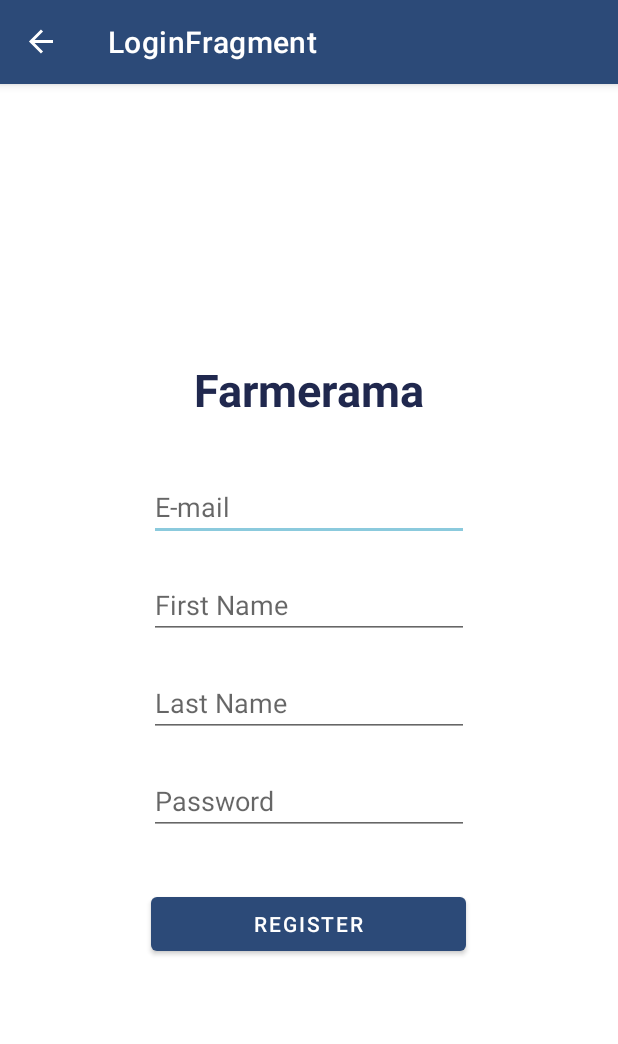
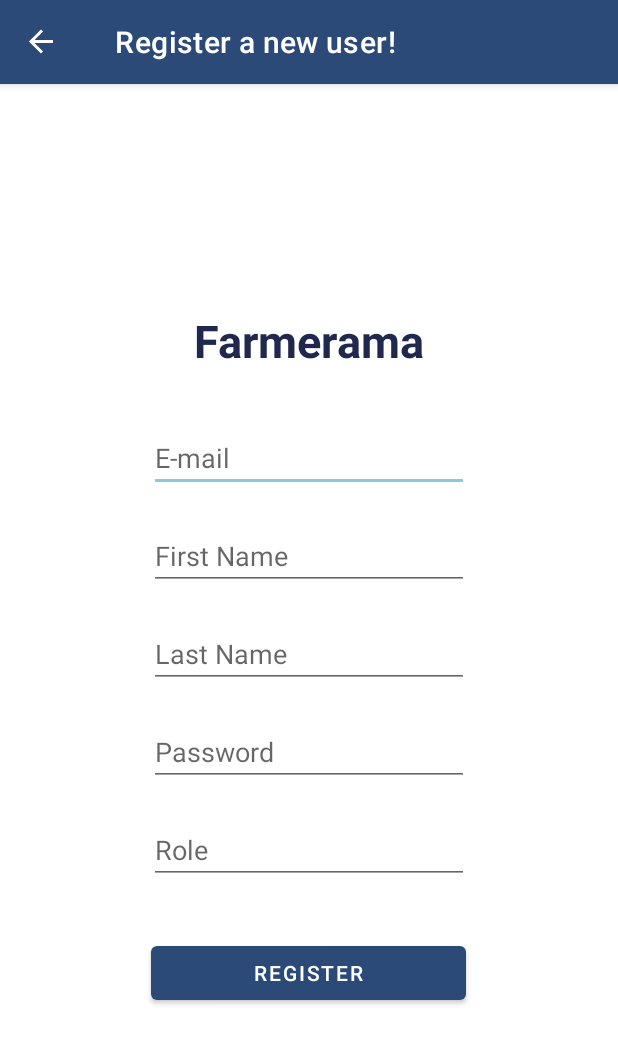
Before and after one commit to HolaSombreros/SEP4, an Android app: the RegisterFragment screen opened through its navigation route, after a tap on "REGISTER", on a phone screen of 412 x 824 dp. Shown: the top 1044 px of the screen. Run offline under Robolectric (Android 15) with nearby library versions, the light colour scheme and no system bars; our stand-ins replace navigation-ui.

Commit message:
Validation for login and register

```diff
--- a/AND/app/src/main/java/com/example/farmerama/domainlayer/LoginViewModel.java
+++ b/AND/app/src/main/java/com/example/farmerama/domainlayer/LoginViewModel.java
@@ -6,6 +6,7 @@ import androidx.lifecycle.ViewModel;
 
 import com.example.farmerama.datalayer.model.User;
 import com.example.farmerama.datalayer.repository.UserRepository;
+import com.example.farmerama.util.ValidationLoginRegister;
 
 import java.util.ArrayList;
 import java.util.List;
@@ -13,57 +14,19 @@ import java.util.List;
 public class LoginViewModel extends ViewModel {
 
     private final UserRepository repository;
-    private List<User> users;
-    private MutableLiveData<String> errorMessage;
+    private ValidationLoginRegister validation;
 
     public LoginViewModel() {
         repository = UserRepository.getInstance();
         repository.retrieveAllEmployees();
-        users =new ArrayList<>();
-        errorMessage = new MutableLiveData<>();
-        users.add(new User("Geana","geana@stefi.dk", "miawmiao", "Owner"));
+        validation = new ValidationLoginRegister();
     }
 
     public LiveData<String> getErrorMessage(){
-        return errorMessage;
+        return validation.getErrorMessage();
     }
 
-    public boolean login(String email, String password) {
-        verifyEmail(email);
-        verifyPassword(password);
-
-        //Verify if email and password correspond
-            for (User user:users) {
-                if(user.getPassword().equals(password) && user.getEmail().equals(email)) {
-                    return true;
-                }
-                else {
-                    errorMessage.setValue("Email and password combination is not correct");
-                    return false;
-                }
-            }
-        return false;
+    public boolean validate(String email, String password) {
+        return validation.verifyLogin(email, password);
     }
-
-    //Verify if email is entered correctly, if not, the error message is announcing
-    private boolean verifyEmail(String email){
-        if(email.trim().isEmpty()) {
-            errorMessage.setValue("Email field cannot be empty");
-            return false;
-        } else if( !((email.contains("@") && email.contains("."))) ) {
-            errorMessage.setValue("Email not valid");
-            return false;
-        }
-        return true;
-    }
-
-    //Verify is password is entered
-    private boolean verifyPassword(String password){
-        if(password.trim().isEmpty()) {
-            errorMessage.setValue("Password cannot be empty");
-            return false;
-        }
-        return true;
-    }
-
 }
--- a/AND/app/src/main/java/com/example/farmerama/domainlayer/RegisterViewModel.java
+++ b/AND/app/src/main/java/com/example/farmerama/domainlayer/RegisterViewModel.java
@@ -1,6 +1,7 @@
 package com.example.farmerama.domainlayer;
 
 import android.app.Application;
+import android.util.Log;
 
 import androidx.lifecycle.AndroidViewModel;
 import androidx.lifecycle.LiveData;
@@ -8,16 +9,19 @@ import androidx.lifecycle.ViewModel;
 
 import com.example.farmerama.datalayer.model.User;
 import com.example.farmerama.datalayer.repository.UserRepository;
+import com.example.farmerama.util.ValidationLoginRegister;
 
 import java.util.List;
 
 public class RegisterViewModel extends AndroidViewModel
 {
     private final UserRepository repository;
+    private ValidationLoginRegister validation;
 
     public RegisterViewModel(Application application) {
         super(application);
         repository = UserRepository.getInstance();
+        validation=new ValidationLoginRegister();
     }
 
     public LiveData<List<User>> getAllEmployees(){
@@ -40,14 +44,18 @@ public class RegisterViewModel extends AndroidViewModel
             User user = repository.getEmployee().getValue();
             int size = employee.getPassword().length();
 
-            // todo check the space in email and password
-            if(user == null && size>=6 && user.getEmail().contains("@") && user.getEmail().contains("."))
-            {
                 repository.register(employee);
-            }
         }
         catch (Exception e){
 
         }
     }
+
+    public boolean validate(String firstName, String lastName,String email, String password, String role){
+        return validation.verifyRegister(firstName, lastName, email, password, role);
+    }
+
+    public LiveData<String> getErrorMessage(){
+        return validation.getErrorMessage();
+    }
 }
--- a/AND/app/src/main/java/com/example/farmerama/drawer_fragments/LoginFragment.java
+++ b/AND/app/src/main/java/com/example/farmerama/drawer_fragments/LoginFragment.java
@@ -41,6 +41,7 @@ public class LoginFragment extends Fragment
         password = view.findViewById(R.id.LoginPassword);
         loginButton = view.findViewById(R.id.loginButton);
         navController = Navigation.findNavController(view);
+
         viewModel.getErrorMessage().observe(getViewLifecycleOwner(), error -> {
             Toast.makeText(getContext(), error,Toast.LENGTH_SHORT).show();
         });
@@ -50,7 +51,7 @@ public class LoginFragment extends Fragment
 
     public void login(View v){
         try{
-            if(viewModel.login(email.getText().toString(), password.getText().toString())) {
+            if(viewModel.validate(email.getText().toString(), password.getText().toString())) {
                 navController.navigate(R.id.latestMeasurementFragment);
             }
 
--- a/AND/app/src/main/java/com/example/farmerama/drawer_fragments/RegisterFragment.java
+++ b/AND/app/src/main/java/com/example/farmerama/drawer_fragments/RegisterFragment.java
@@ -1,11 +1,13 @@
 package com.example.farmerama.drawer_fragments;
 
 import android.os.Bundle;
+import android.util.Log;
 import android.view.LayoutInflater;
 import android.view.View;
 import android.view.ViewGroup;
 import android.widget.Button;
 import android.widget.EditText;
+import android.widget.Toast;
 
 import androidx.annotation.NonNull;
 import androidx.annotation.Nullable;
@@ -24,6 +26,7 @@ public class RegisterFragment extends Fragment {
     private EditText firstName;
     private EditText lastName;
     private EditText password;
+    private EditText role;
     private Button registerButton;
 
     @Nullable
@@ -43,14 +46,28 @@ public class RegisterFragment extends Fragment {
         lastName = view.findViewById(R.id.RegisterLastName);
         password = view.findViewById(R.id.RegisterPassword);
         registerButton = view.findViewById(R.id.registerButton);
+        role=view.findViewById(R.id.Role);
+
+        viewModel.getErrorMessage().observe(getViewLifecycleOwner(), error -> {
+            Toast.makeText(getContext(), error,Toast.LENGTH_SHORT).show();
+        });
 
         registerButton.setOnClickListener(this::registerUser);
     }
 
 
     public void registerUser(View v){
+        String userFirstName=firstName.getText().toString();
+        String userLastName=lastName.getText().toString();
+        String userEmail=email.getText().toString();
+        String userPassword=password.getText().toString();
+        String userRole=role.getText().toString();
 
-        viewModel.registerUser(new User(firstName.getText().toString(), lastName.getText().toString(), email.getText().toString(), password.getText().toString(), "EMPLOYEE"));
 
+
+            if(viewModel.validate(userFirstName, userLastName, userEmail, userPassword, userRole)){
+                Log.i("Test", "I am in second if");
+                viewModel.registerUser(new User(userFirstName, userLastName, userEmail, userPassword, userRole));
+            }
     }
 }
--- a/AND/app/src/main/res/layout/fragment_register.xml
+++ b/AND/app/src/main/res/layout/fragment_register.xml
@@ -64,6 +64,15 @@
         android:inputType="textPassword"
         android:hint="@string/password" />
 
+    <EditText
+        android:id="@+id/Role"
+        android:layout_width="wrap_content"
+        android:layout_height="wrap_content"
+        android:layout_marginTop="20dp"
+        android:ems="10"
+        android:inputType="text"
+        android:hint="@string/role" />
+
     <Button
         android:id="@+id/registerButton"
         android:layout_width="210dp"
--- a/AND/app/src/main/res/navigation/navigation_layout.xml
+++ b/AND/app/src/main/res/navigation/navigation_layout.xml
@@ -61,7 +61,7 @@
     <fragment
         android:id="@+id/registerFragment"
         android:name="com.example.farmerama.drawer_fragments.RegisterFragment"
-        android:label="LoginFragment"
+        android:label=" Register a new user!"
         tools:layout="@layout/fragment_register"
     />
     <fragment
--- a/AND/app/src/main/res/values/strings.xml
+++ b/AND/app/src/main/res/values/strings.xml
@@ -24,4 +24,5 @@
     <string name="measurementType">type</string>
     <!-- TODO: Remove or change this placeholder text -->
     <string name="hello_blank_fragment">Hello blank fragment</string>
+    <string name="role">Role</string>
 </resources>
```
Also changed, not shown: AND/app/src/main/java/com/example/farmerama/util/ValidationLoginRegister.java (added, +100 -0 lines), 1 other file.
